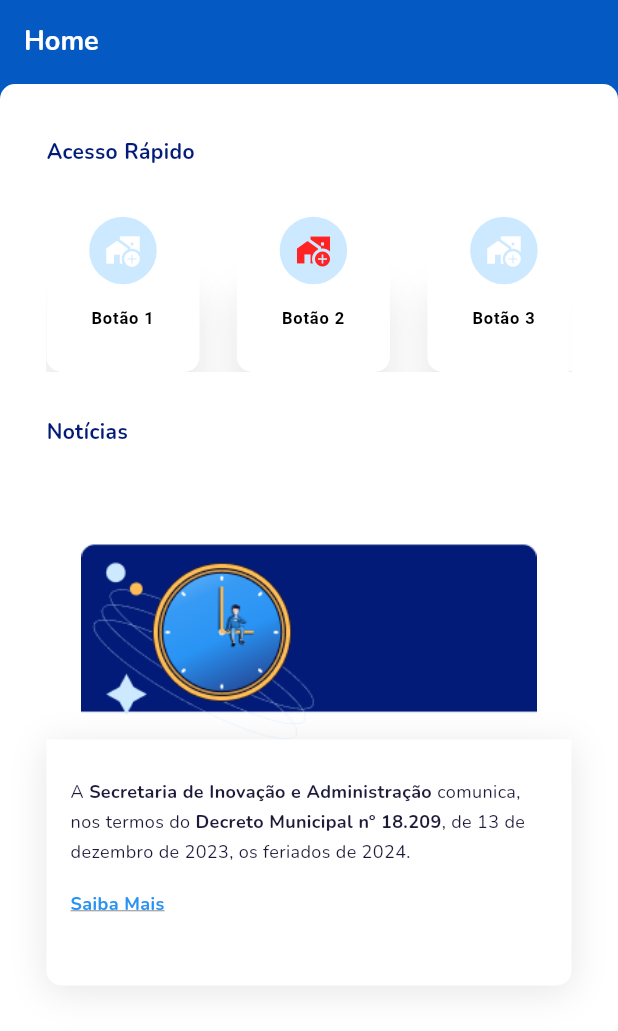
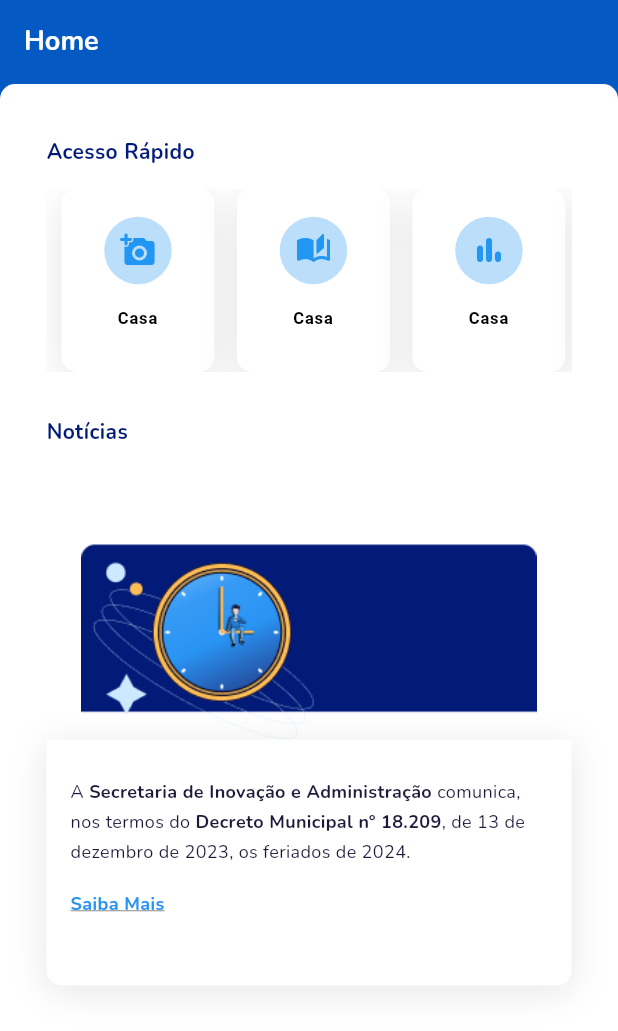
Before and after one commit to vtrsc/app-servidor, a Flutter app: the screen it shows after launch, on a phone screen of 412 x 824 dp. Shown: the top 1031 px of the screen. Run offline on Flutter 3.47's test engine with Material 3 defaults, Android fonts, the phone set to English and light mode, and no system bars; our stand-ins replace camera, flutter_svg, google_fonts.

```diff
--- a/lib/botao.dart
+++ b/lib/botao.dart
@@ -1,14 +1,12 @@
 // ignore_for_file: deprecated_member_use
 
 import 'package:flutter/material.dart';
-
 import 'package:myproject/estilos.dart';
-
 
 class BtnPadraoSquare extends StatefulWidget {
   final bool visible;
   final Function() onTap;
-
+  final IconData icon; // Novo parâmetro para ícone dinâmico
   final Color iconColor;
   final Color bgIconColor;
   final bool isLoading;
@@ -19,7 +17,7 @@ class BtnPadraoSquare extends StatefulWidget {
     super.key,
     this.visible = true,
     required this.onTap,
-
+    required this.icon, // Novo parâmetro obrigatório
     this.iconColor = Estilos.colorIconsInicial,
     this.bgIconColor = Estilos.colorBGIconsInicial,
     this.isLoading = false,
@@ -37,6 +35,7 @@ class _BtnPadraoSquareState extends State<BtnPadraoSquare> {
     double baseWidth = 400;
     double fem = MediaQuery.of(context).size.width / baseWidth;
     double ffem = fem * 0.97;
+
     return Visibility(
       visible: widget.visible,
       child: GestureDetector(
@@ -52,7 +51,7 @@ class _BtnPadraoSquareState extends State<BtnPadraoSquare> {
               BoxShadow(
                 color: Color(0x19000000),
                 blurRadius: 20,
-                offset: Offset(0, 70),
+                offset: Offset(0, 7),
                 spreadRadius: 0,
               )
             ],
@@ -67,17 +66,15 @@ class _BtnPadraoSquareState extends State<BtnPadraoSquare> {
                   Container(
                     decoration: BoxDecoration(
                       color: widget.bgIconColor,
-                      borderRadius: BorderRadius.circular(100), // Define o raio em pixels
+                      borderRadius: BorderRadius.circular(100),
                     ),
                     width: 45,
                     height: 45,
                   ),
-
-                      Icon(
-                          Icons.add_home_work,
-                          color: widget.iconColor,
-                        ),
-
+                  Icon(
+                    widget.icon, // Usa o ícone passado pelo parâmetro
+                    color: widget.iconColor,
+                  ),
                 ],
               ),
               Container(
@@ -94,7 +91,7 @@ class _BtnPadraoSquareState extends State<BtnPadraoSquare> {
                         fontSize: 11,
                         fontFamily: 'Roboto',
                         fontWeight: FontWeight.w700,
-                        letterSpacing: 0.56, // Use Estilos.preto, se estiver definido em outro lugar.
+                        letterSpacing: 0.56,
                       ),
                     ),
                   ],
--- a/lib/home.dart
+++ b/lib/home.dart
@@ -1,6 +1,8 @@
+import 'package:flutter/cupertino.dart';
 import 'package:flutter/material.dart';
 import 'package:google_fonts/google_fonts.dart';
 import 'package:myproject/botao.dart';
+import 'package:myproject/camera.dart';
 import 'package:myproject/config.dart';
 import 'package:myproject/estilos.dart';
 import 'package:myproject/cardNoticias.dart';
@@ -75,46 +77,56 @@ class _HomeServidorViewWidgetState extends State<HomeServidorView>
 
                       // Coluna Rolável Horizontal com Botões
                       Padding(
-                        padding: EdgeInsets.symmetric(horizontal: 31 * ffem, vertical: 15 * ffem),
+                        padding: EdgeInsets.symmetric(
+                            horizontal: 31 * ffem, vertical: 15 * ffem),
                         child: SingleChildScrollView(
                           scrollDirection: Axis.horizontal,
                           child: Row(
                             children: [
+                              SizedBox(
+                                  width: 10), // Espaçamento entre os botões
                               BtnPadraoSquare(
-                                onTap: () {},
-                                textBtn: 'Botão 1',
-                                iconColor: Estilos.branco,
-                                isLoading: false,
-                                secondTextBtn: 'Texto adicional 1',
-                              ),
-                              SizedBox(width: 10), // Espaçamento entre os botões
-                              BtnPadraoSquare(
-                                onTap: () {},
-                                textBtn: 'Botão 2',
-                                iconColor: const Color.fromARGB(255, 255, 35, 35),
-                                isLoading: false,
-                                secondTextBtn: 'Texto adicional 2',
-                              ),
-                              SizedBox(width: 10), // Espaçamento entre os botões
-                              BtnPadraoSquare(
-                                onTap: () {},
-                                textBtn: 'Botão 3',
-                                iconColor: Estilos.branco,
-                                isLoading: false,
-                                secondTextBtn: 'Texto adicional 3',
+                                onTap: () => Navigator.push(
+                                    context,
+                                    CupertinoPageRoute(
+                                        builder: (context) =>
+                                            const CameraApp())),
+                                icon: Icons
+                                    .add_a_photo_rounded, // Ícone personalizado
+                                textBtn: "Casa",
+                                bgIconColor: Colors.blue.shade100,
+                                iconColor: Colors.blue,
                               ),
                               BtnPadraoSquare(
-                                onTap: () {},
-                                textBtn: 'Botão 2',
-                                iconColor: Estilos.branco,
-                                isLoading: false,
-                                secondTextBtn: 'Texto adicional 2',
-                              ),BtnPadraoSquare(
-                                onTap: () {},
-                                textBtn: 'Botão 2',
-                                iconColor: Estilos.branco,
-                                isLoading: false,
-                                secondTextBtn: 'Texto adicional 2',
+                                onTap: () =>
+                                    Navigator.pushNamed(context, "camera"),
+                                icon: Icons
+                                    .auto_stories_rounded, // Ícone personalizado
+                                textBtn: "Casa",
+                                bgIconColor: Colors.blue.shade100,
+                                iconColor: Colors.blue,
+                              ),
+                              BtnPadraoSquare(
+                                onTap: () => print("Casa clicada"),
+                                icon: Icons
+                                    .bar_chart_rounded, // Ícone personalizado
+                                textBtn: "Casa",
+                                bgIconColor: Colors.blue.shade100,
+                                iconColor: Colors.blue,
+                              ),
+                              BtnPadraoSquare(
+                                onTap: () => print("Casa clicada"),
+                                icon: Icons.home, // Ícone personalizado
+                                textBtn: "Casa",
+                                bgIconColor: Colors.blue.shade100,
+                                iconColor: Colors.blue,
+                              ),
+                              BtnPadraoSquare(
+                                onTap: () => print("Casa clicada"),
+                                icon: Icons.home, // Ícone personalizado
+                                textBtn: "Casa",
+                                bgIconColor: Colors.blue.shade100,
+                                iconColor: Colors.blue,
                               ),
                             ],
                           ),
@@ -135,7 +147,9 @@ class _HomeServidorViewWidgetState extends State<HomeServidorView>
                           ),
                         ),
                       ),
-                            SizedBox(height: 50,),
+                      SizedBox(
+                        height: 50,
+                      ),
                       // Notícias
                       CardNoticias(
                         image: 'assets/imagens/alarme.png',
@@ -200,7 +214,6 @@ class _HomeServidorViewWidgetState extends State<HomeServidorView>
                       ),
 
                       // Row Rolável Horizontal com 3 Botões Square Padrão
-
                     ],
                   ),
                 ),
--- a/pubspec.yaml
+++ b/pubspec.yaml
@@ -38,6 +38,7 @@ dependencies:
   shared_preferences: ^2.3.3
   google_fonts: ^6.2.1
   flutter_svg: ^2.0.16
+  camera: ^0.11.0+2
 
 dev_dependencies:
   flutter_test:
```
Also changed, not shown: lib/camera.dart (added, +112 -0 lines), pubspec.lock, 126 other files.
